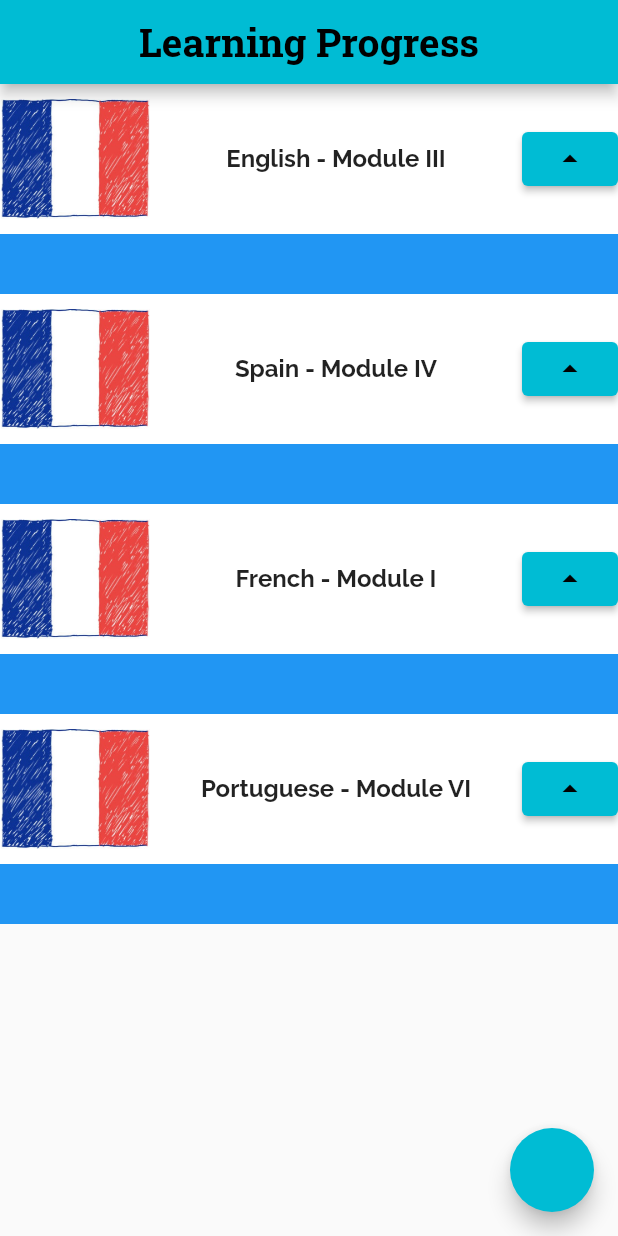
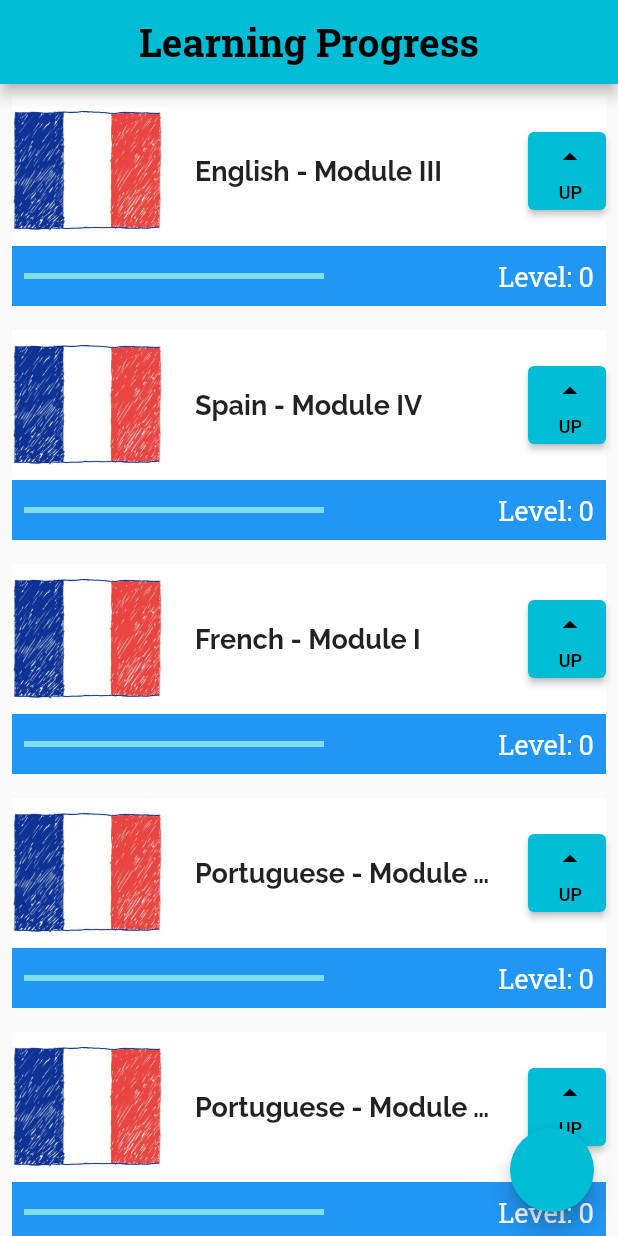
Before and after one commit to RickHPotter/self_study_notes.dart, a Flutter app: the screen it shows after launch, on a phone screen of 412 x 824 dp. Run offline on Flutter 3.47's test engine with Material 2 defaults, Android fonts, the phone set to English and light mode, and no system bars.

Commit message:
Second Commit

```diff
--- a/lib/main.dart
+++ b/lib/main.dart
@@ -26,12 +26,14 @@ class MyApp extends StatelessWidget {
                   fontFamily: 'RobotoSlab'),
             ),
           ),
-          body: Column(
+          body: ListView(
             // mainAxisAlignment: MainAxisAlignment.spaceEvenly,
             children: const [
               Task(title: 'English - Module III'),
               Task(title: 'Spain - Module IV'),
               Task(title: 'French - Module I'),
+              Task(title: 'Portuguese - Module VI'),
+              Task(title: 'Portuguese - Module VI'),
               Task(title: 'Portuguese - Module VI'),
             ],
           ),
@@ -41,19 +43,29 @@ class MyApp extends StatelessWidget {
   }
 }
 
-class Task extends StatelessWidget {
+class Task extends StatefulWidget {
   const Task({Key? key, required this.title})
   : super(key: key);
 
   final String title;
 
   @override
+  State<Task> createState() => _TaskState();
+}
+
+class _TaskState extends State<Task> {
+  int level = 0;
+  @override
   Widget build(BuildContext context) {
-    return Stack(
+    return Padding(
+      padding: const EdgeInsets.all(8.0),
+      child: Stack(
         children: [
           Container(
             color: Colors.blue, height: 140,
           ),
+          Column(
+            children: [
               Container(
                 color: Colors.white, height: 100,
                 child: Row(
@@ -66,21 +78,65 @@ class Task extends StatelessWidget {
                         fit: BoxFit.fill,
                       ),
                     ),
-              Text(
-                title,
+                    SizedBox(
+                      width: 200,
+                      child: Text(
+                        widget.title,
                         style: const TextStyle(
-                  fontSize: 16,
+                          fontSize: 18,
                           fontFamily: 'Raleway',
                           fontWeight: FontWeight.bold,
+                          overflow: TextOverflow.ellipsis,
                         ),
                       ),
-              ElevatedButton(
-                  onPressed: () {},
-                  child: const Icon(Icons.arrow_drop_up)),
+                    ),
+                    SizedBox(
+                      height: 52, width: 52,
+                      child: ElevatedButton(
+                          onPressed: () {
+                            setState(() {
+                              level++;
+                            });
+                          },
+                          child: Column(
+                            mainAxisAlignment: MainAxisAlignment.spaceEvenly,
+                            crossAxisAlignment: CrossAxisAlignment.end,
+                            children: const [
+                              Icon(Icons.arrow_drop_up),
+                              Text('UP', style: TextStyle(fontSize: 12),),
+                            ],
+                          )),
+                    ),
                   ],
                 ),
+              ),
+              Padding(
+                padding: const EdgeInsets.all(8.0),
+                child: Row(
+                  mainAxisAlignment: MainAxisAlignment.spaceBetween,
+                  children: [
+                    SizedBox(
+                      width: 200,
+                      child: LinearProgressIndicator(
+                        color: Colors.white,
+                        value: level  / 10,
+                      ),
+                    ),
+                  Text(
+                    'Level: $level',
+                    style: const TextStyle(
+                      color: Colors.white,
+                      fontSize: 18,
+                      fontFamily: 'RobotoSlab',
+                      overflow: TextOverflow.ellipsis,
+                    )),
+                  ],
+                ),
+              ),
+            ],
           )
         ],
+      ),
     );
   }
 }
```
Lines whose indentation alone changed are shown as unchanged.
